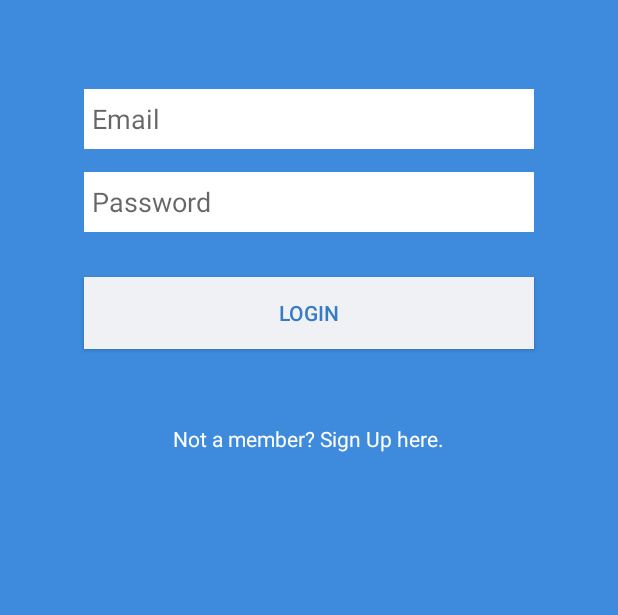
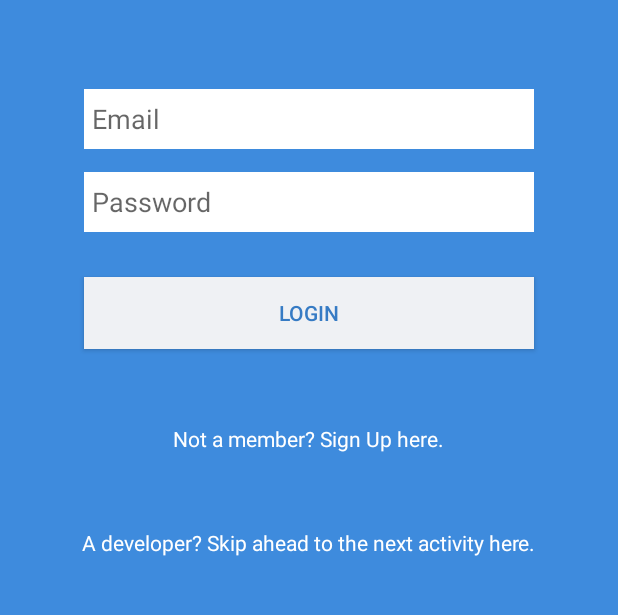
Before and after one commit to xaphatro/Placebook, an Android app: the screen it shows after launch (LoginView), on a phone screen of 412 x 824 dp, the part 136-751 px from its top. Run offline under Robolectric (Android 15) with nearby library versions, the phone set to English and light mode, and no system bars.

Commit message:
Uncommented skip button

```diff
--- a/app/src/main/res/layout/activity_login_view.xml
+++ b/app/src/main/res/layout/activity_login_view.xml
@@ -72,7 +72,7 @@
         android:layout_marginTop="50dp"
         android:textColor="#fff"
         />
-<!--
+
     <TextView
         android:id="@+id/list_button"
         android:layout_width="wrap_content"
@@ -82,7 +82,7 @@
         android:layout_centerHorizontal="true"
         android:layout_marginTop="50dp"
         android:textColor="#fff"
-        android:text="A developer? Skip ahead to the next activity here."/>-->
+        android:text="A developer? Skip ahead to the next activity here."/>
 
 
 </RelativeLayout>
```
